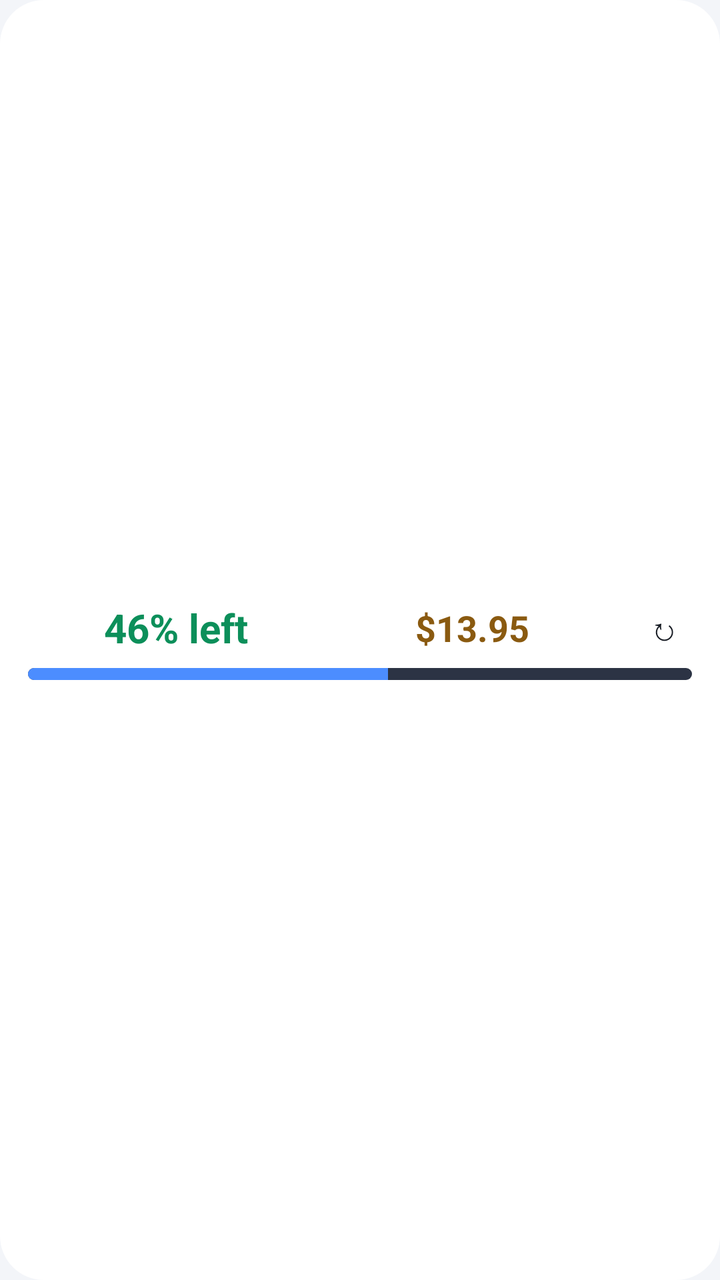
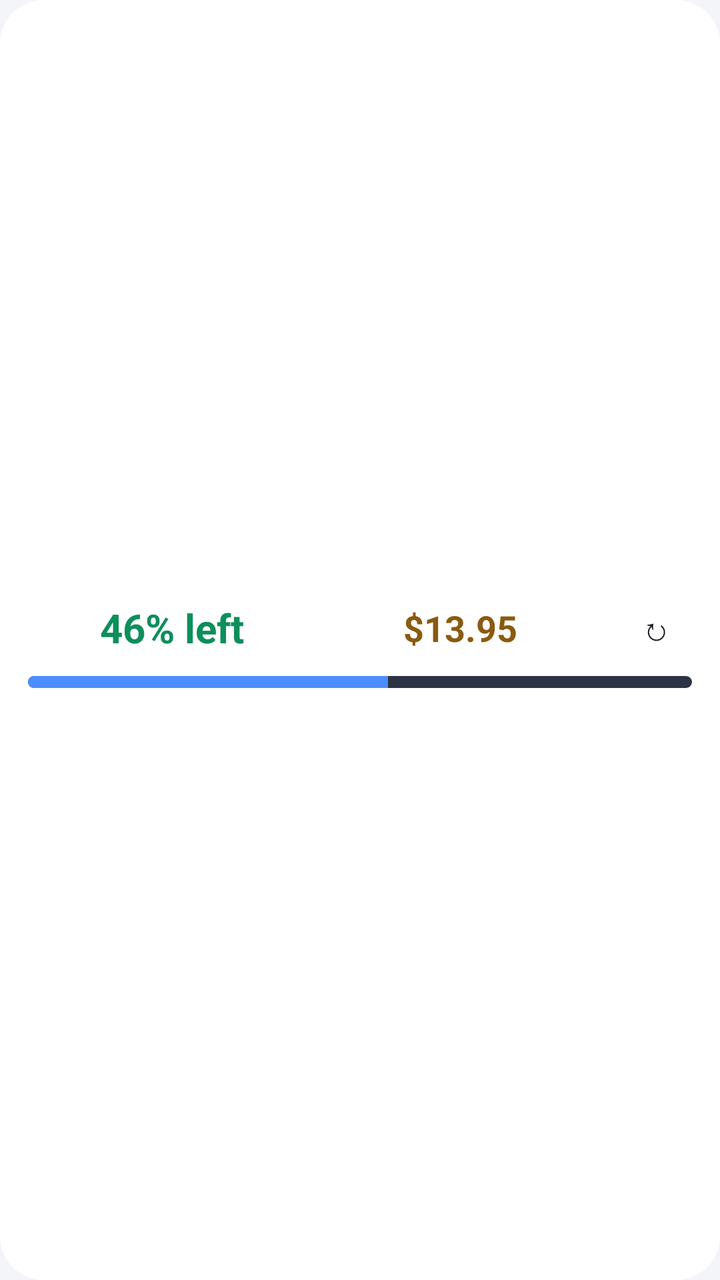

Two renders of the same Android screen: before a commit and after it. Below are the layout's source before the change and the commit's diff.
<!-- AndroidManifest.xml: application theme Theme.CursorLimit -->
<!-- res/layout/widget_wide.xml -->
<?xml version="1.0" encoding="utf-8"?>
<LinearLayout xmlns:android="http://schemas.android.com/apk/res/android"
    android:id="@+id/widget_root"
    android:layout_width="match_parent"
    android:layout_height="match_parent"
    android:background="@drawable/widget_bg"
    android:gravity="center_vertical"
    android:orientation="vertical"
    android:paddingHorizontal="14dp"
    android:paddingVertical="8dp">

    <LinearLayout
        android:layout_width="match_parent"
        android:layout_height="wrap_content"
        android:gravity="center_vertical"
        android:orientation="horizontal">

        <TextView
            android:id="@+id/remaining"
            android:layout_width="0dp"
            android:layout_height="wrap_content"
            android:layout_weight="1"
            android:gravity="center"
            android:maxLines="1"
            android:text="46% left"
            android:textColor="@color/green"
            android:textSize="20sp"
            android:textStyle="bold" />

        <TextView
            android:id="@+id/credits_value"
            android:layout_width="0dp"
            android:layout_height="wrap_content"
            android:layout_marginEnd="8dp"
            android:layout_weight="1"
            android:gravity="center"
            android:maxLines="1"
            android:text="$13.95"
            android:textColor="@color/gold"
            android:textSize="18sp"
            android:textStyle="bold" />

        <include
            layout="@layout/widget_refresh"
            android:layout_width="28dp"
            android:layout_height="28dp" />
    </LinearLayout>

    <FrameLayout
        android:layout_width="match_parent"
        android:layout_height="6dp"
        android:layout_marginTop="6dp">

        <ProgressBar
            android:id="@+id/usage_bar"
            style="?android:attr/progressBarStyleHorizontal"
            android:layout_width="match_parent"
            android:layout_height="match_parent"
            android:max="1000"
            android:maxHeight="6dp"
            android:minHeight="6dp"
            android:progress="542"
            android:progressDrawable="@drawable/usage_bar_dark" />

        <ProgressBar
            android:id="@+id/usage_bar_light"
            style="?android:attr/progressBarStyleHorizontal"
            android:layout_width="match_parent"
            android:layout_height="match_parent"
            android:max="1000"
            android:maxHeight="6dp"
            android:minHeight="6dp"
            android:progress="542"
            android:progressDrawable="@drawable/usage_bar_light"
            android:visibility="gone" />
    </FrameLayout>
</LinearLayout>
<!-- res/layout/widget_refresh.xml (included above) -->
<?xml version="1.0" encoding="utf-8"?>
<FrameLayout xmlns:android="http://schemas.android.com/apk/res/android"
    android:id="@+id/refresh_button"
    android:layout_width="match_parent"
    android:layout_height="match_parent">

    <TextView
        android:id="@+id/refresh_icon"
        android:layout_width="match_parent"
        android:layout_height="match_parent"
        android:contentDescription="@string/refresh"
        android:gravity="center"
        android:text="↻"
        android:textColor="@color/text"
        android:textSize="16sp" />

    <ProgressBar
        android:id="@+id/refresh_spinner"
        android:layout_width="16dp"
        android:layout_height="16dp"
        android:layout_gravity="center"
        android:indeterminate="true"
        android:indeterminateDrawable="@drawable/widget_spin_dark"
        android:indeterminateOnly="true"
        android:visibility="gone" />

    <ProgressBar
        android:id="@+id/refresh_spinner_light"
        android:layout_width="16dp"
        android:layout_height="16dp"
        android:layout_gravity="center"
        android:indeterminate="true"
        android:indeterminateDrawable="@drawable/widget_spin_light"
        android:indeterminateOnly="true"
        android:visibility="gone" />
</FrameLayout>
<!-- resources referenced by this layout -->
<resources>
  <color name="gold">#8A5A10</color>
  <color name="green">#0C8F5A</color>
  <color name="text">#161A22</color>
  <!-- drawable usage_bar_dark (drawable) -->
  <?xml version="1.0" encoding="utf-8"?>
  <layer-list xmlns:android="http://schemas.android.com/apk/res/android">
      <item android:id="@android:id/background">
          <shape>
              <corners android:radius="6dp" />
              <solid android:color="#2C3344" />
          </shape>
      </item>
      <item android:id="@android:id/progress">
          <clip>
              <shape>
                  <corners android:radius="6dp" />
                  <solid android:color="#4C8DFF" />
              </shape>
          </clip>
      </item>
  </layer-list>
  <!-- drawable usage_bar_light (drawable) -->
  <?xml version="1.0" encoding="utf-8"?>
  <layer-list xmlns:android="http://schemas.android.com/apk/res/android">
      <item android:id="@android:id/background">
          <shape>
              <corners android:radius="6dp" />
              <solid android:color="#E3E7F0" />
          </shape>
      </item>
      <item android:id="@android:id/progress">
          <clip>
              <shape>
                  <corners android:radius="6dp" />
                  <solid android:color="#2F6BFF" />
              </shape>
          </clip>
      </item>
  </layer-list>
  <!-- drawable widget_bg (drawable) -->
  <?xml version="1.0" encoding="utf-8"?>
  <shape xmlns:android="http://schemas.android.com/apk/res/android" android:shape="rectangle">
      <solid android:color="@color/card" />
      <corners android:radius="22dp" />
  </shape>
  <!-- drawable widget_spin_dark (drawable) -->
  <?xml version="1.0" encoding="utf-8"?>
  <animated-rotate xmlns:android="http://schemas.android.com/apk/res/android"
      android:drawable="@drawable/widget_spin_arc_dark"
      android:pivotX="50%"
      android:pivotY="50%" />
  <!-- drawable widget_spin_light (drawable) -->
  <?xml version="1.0" encoding="utf-8"?>
  <animated-rotate xmlns:android="http://schemas.android.com/apk/res/android"
      android:drawable="@drawable/widget_spin_arc_light"
      android:pivotX="50%"
      android:pivotY="50%" />
  <string name="refresh">Refresh</string>
  <style name="Theme.CursorLimit" parent="Theme.Material3.DayNight.NoActionBar">
          <item name="colorPrimary">@color/bar</item>
          <item name="colorOnPrimary">#FFFFFF</item>
          <item name="android:statusBarColor">@color/bg</item>
          <item name="android:navigationBarColor">@color/bg</item>
          <item name="android:windowBackground">@color/bg</item>
          <item name="android:textColor">@color/text</item>
      </style>
  <color name="card">#FFFFFF</color>
  <!-- drawable widget_spin_arc_dark (drawable) -->
  <?xml version="1.0" encoding="utf-8"?>
  <shape xmlns:android="http://schemas.android.com/apk/res/android"
      android:innerRadiusRatio="3"
      android:shape="ring"
      android:thicknessRatio="8"
      android:useLevel="false">
      <gradient
          android:centerColor="#88F4F6FB"
          android:endColor="#F4F6FB"
          android:startColor="#00F4F6FB"
          android:type="sweep"
          android:useLevel="false" />
  </shape>
  <!-- drawable widget_spin_arc_light (drawable) -->
  <?xml version="1.0" encoding="utf-8"?>
  <shape xmlns:android="http://schemas.android.com/apk/res/android"
      android:innerRadiusRatio="3"
      android:shape="ring"
      android:thicknessRatio="8"
      android:useLevel="false">
      <gradient
          android:centerColor="#88161A22"
          android:endColor="#161A22"
          android:startColor="#00161A22"
          android:type="sweep"
          android:useLevel="false" />
  </shape>
  <color name="bar">#2F6BFF</color>
  <color name="bg">#F3F5F9</color>
</resources>

<!-- the commit's change to res/layout/widget_wide.xml (unified diff, before → after) -->
@@ -42,8 +42,8 @@
 
         <include
             layout="@layout/widget_refresh"
-            android:layout_width="28dp"
-            android:layout_height="28dp" />
+            android:layout_width="36dp"
+            android:layout_height="36dp" />
     </LinearLayout>
 
     <FrameLayout
@@ -94,8 +94,8 @@
 
     <ProgressBar
         android:id="@+id/refresh_spinner"
-        android:layout_width="16dp"
-        android:layout_height="16dp"
+        android:layout_width="20dp"
+        android:layout_height="20dp"
         android:layout_gravity="center"
         android:indeterminate="true"
         android:indeterminateDrawable="@drawable/widget_spin_dark"
@@ -104,8 +104,8 @@
 
     <ProgressBar
         android:id="@+id/refresh_spinner_light"
-        android:layout_width="16dp"
-        android:layout_height="16dp"
+        android:layout_width="20dp"
+        android:layout_height="20dp"
         android:layout_gravity="center"
         android:indeterminate="true"
         android:indeterminateDrawable="@drawable/widget_spin_light"
